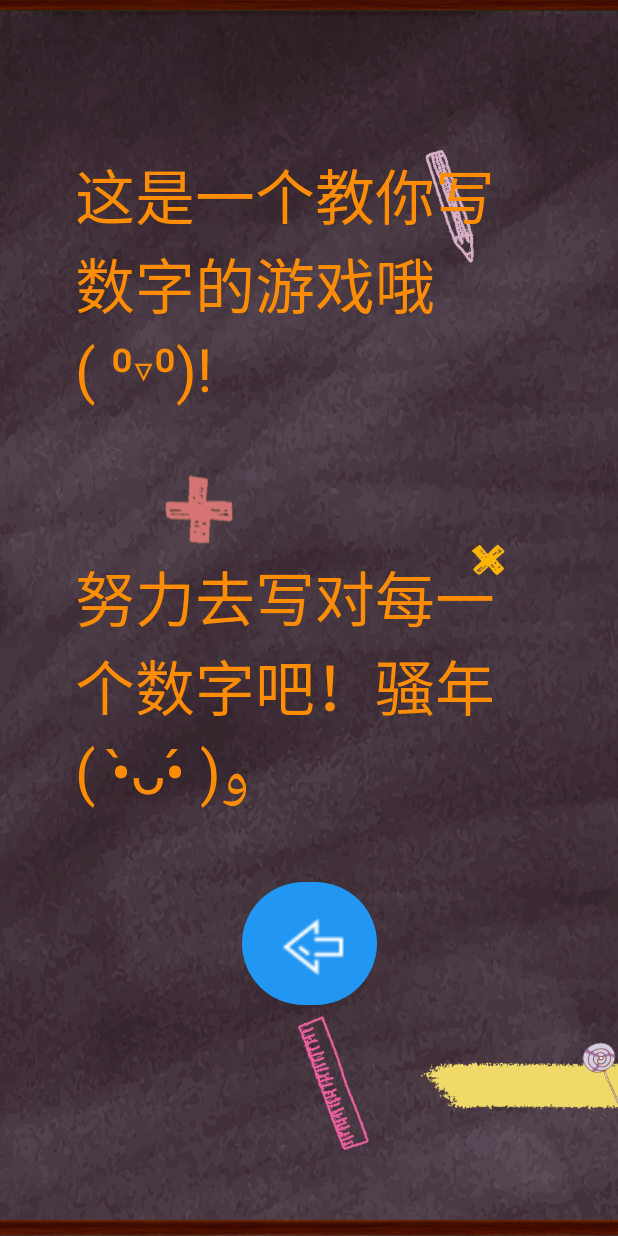
After one commit to qiongqinyao/NumberGame, an Android app: the AboutActivity screen opened directly, with no data from a screen before it, on a phone screen of 412 x 824 dp. The commit adds this screen. Run offline under Robolectric (Android 15) with nearby library versions, the light colour scheme and no system bars.

Commit message:
阶段三，关于的详情页面，开始按钮跳转选择数字界面，返回按钮跳转都做出来了

```diff
--- /dev/null
+++ b/app/src/main/java/com/example/numbergame/AboutActivity.kt
@@ -0,0 +1,25 @@
+package com.example.numbergame
+
+import android.os.Bundle
+import com.google.android.material.button.MaterialButton
+import androidx.activity.enableEdgeToEdge
+import androidx.appcompat.app.AppCompatActivity
+import androidx.core.view.ViewCompat
+import androidx.core.view.WindowInsetsCompat
+import android.content.Intent
+
+class AboutActivity : AppCompatActivity() {
+    override fun onCreate(savedInstanceState: Bundle?) {
+        super.onCreate(savedInstanceState)
+        enableEdgeToEdge()
+        setContentView(R.layout.activity_about)
+
+
+
+        val btnReback : MaterialButton = findViewById(R.id.aboutReback)
+        btnReback.setOnClickListener{
+            finish()
+        }
+    }
+
+}
--- /dev/null
+++ b/app/src/main/res/layout/activity_about.xml
@@ -0,0 +1,54 @@
+<?xml version="1.0" encoding="utf-8"?>
+<androidx.constraintlayout.widget.ConstraintLayout xmlns:android="http://schemas.android.com/apk/res/android"
+    xmlns:app="http://schemas.android.com/apk/res-auto"
+    xmlns:tools="http://schemas.android.com/tools"
+    android:id="@+id/main"
+    android:layout_width="match_parent"
+    android:layout_height="match_parent"
+    tools:context=".AboutActivity">
+
+    <ImageView
+        android:id="@+id/aboutBackground"
+        android:layout_width="0dp"
+        android:layout_height="0dp"
+        android:scaleType="centerCrop"
+        android:src = "@drawable/bg"
+        app:layout_constraintBottom_toBottomOf="parent"
+        app:layout_constraintTop_toTopOf="parent"
+        app:layout_constraintEnd_toEndOf="parent"
+        app:layout_constraintStart_toStartOf="parent" />
+
+    <TextView
+        android:id = "@+id/aboutText"
+        android:layout_width="0dp"
+        android:layout_height="wrap_content"
+        android:text="这是一个教你写数字的游戏哦( ⁰▿⁰)!\n\n\n努力去写对每一个数字吧！骚年( •̀ᴗ•́ )و"
+        android:textColor="#ff8d04"
+        android:textSize="40sp"
+        app:layout_constraintStart_toStartOf="parent"
+        app:layout_constraintEnd_toEndOf="parent"
+        app:layout_constraintTop_toTopOf="parent"
+        android:layout_marginTop="100dp"
+        android:layout_marginStart="50dp"
+        android:layout_marginEnd="50dp"/>
+
+
+
+    <com.google.android.material.button.MaterialButton
+        android:id="@+id/aboutReback"
+        android:layout_width="90dp"
+        android:layout_height="90dp"
+        app:icon="@drawable/back_bg"
+        app:iconSize="80dp"
+        app:shapeAppearanceOverlay="@style/roundButton"
+        app:layout_constraintStart_toStartOf="parent"
+        app:layout_constraintEnd_toEndOf="parent"
+        app:layout_constraintBottom_toBottomOf="parent"
+        android:layout_marginBottom="150dp"
+
+        app:backgroundTint="#2196F3"
+        app:iconPadding="0dp"
+        app:iconGravity="textStart"
+        android:padding="0dp"/>
+
+</androidx.constraintlayout.widget.ConstraintLayout>
--- a/app/src/main/res/layout/activity_menu.xml
+++ b/app/src/main/res/layout/activity_menu.xml
@@ -16,12 +16,13 @@
         android:layout_height="90dp"
         android:scaleType="fitCenter"
         android:background="@android:color/transparent"
-        android:src="@drawable/btn_play1"
+        android:src="@drawable/btnplay_selector"
         app:layout_constraintEnd_toEndOf="parent"
         app:layout_constraintStart_toStartOf="parent"
         app:layout_constraintBottom_toBottomOf="parent"
         android:layout_marginBottom="170dp"
         />
+
     <!--播放音乐按钮 -->
     <ImageButton
         android:id="@+id/menu_music"
--- a/app/src/main/res/values/themes.xml
+++ b/app/src/main/res/values/themes.xml
@@ -6,4 +6,12 @@
     </style>
 
     <style name="Theme.NumberGame" parent="Base.Theme.NumberGame" />
+
+    <style name="roundButton">
+        <!-- rounded 平滑圆角 -->
+        <item name="cornerFamily">rounded</item>
+        <!-- cornerSize="50%"：圆角半径50%, 正方形就变成正圆形 -->
+        <item name="cornerSize">50%</item>
+    </style>
+
 </resources>
```
Also changed, not shown: app/src/main/AndroidManifest.xml (+8 -0 lines), app/src/main/java/com/example/numbergame/MenuActivity.kt (+11 -0 lines), app/src/main/java/com/example/numbergame/SelectActivity.kt (added, +21 -0 lines), app/src/main/res/drawable/btnplay_selector.xml (added, +9 -0 lines), app/src/main/res/layout/activity_select.xml (added, +51 -0 lines), app/src/main/res/drawable/btn_play3.png (added).
